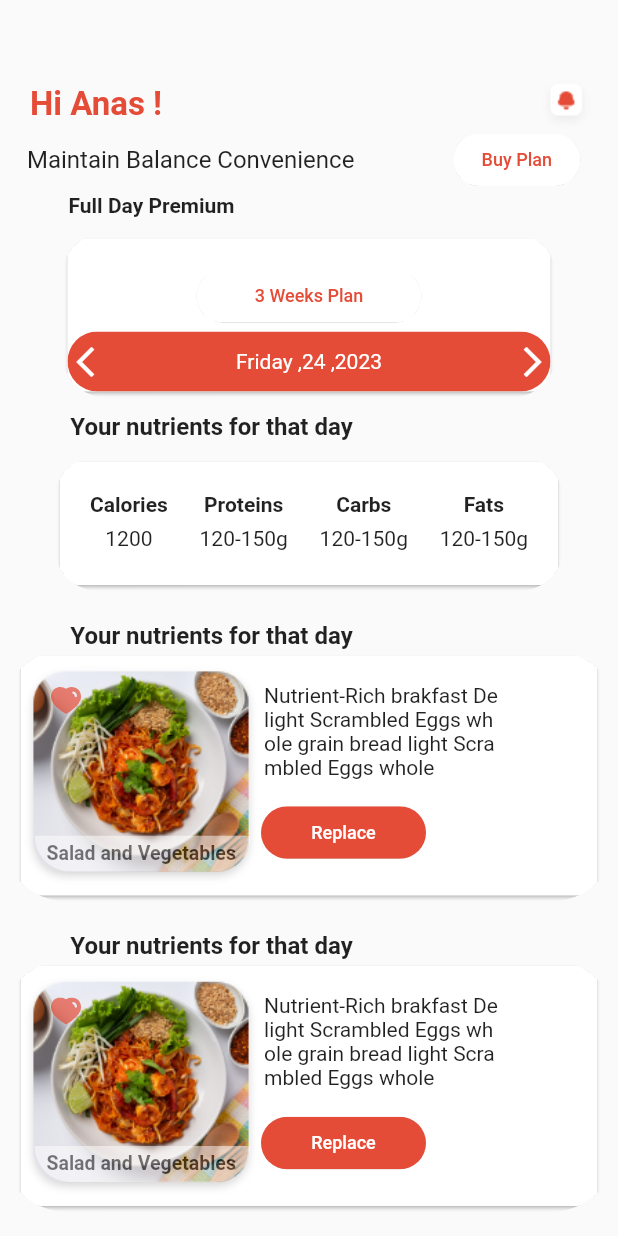
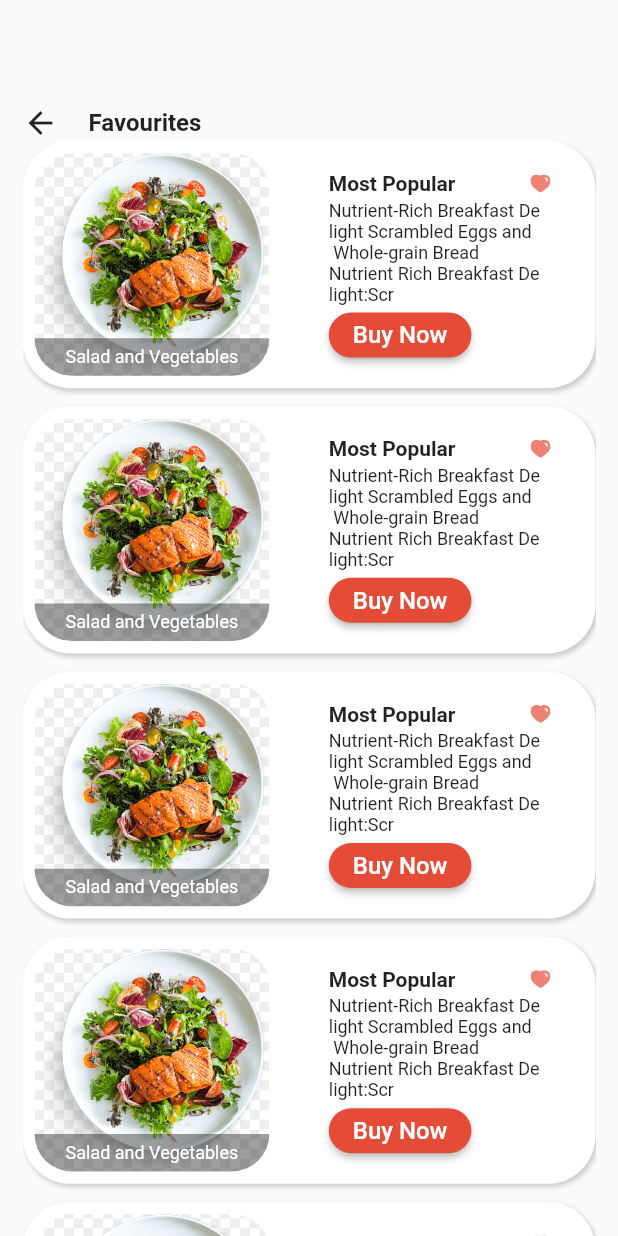
Before and after one commit to MirzaIbtisam/FoodApp, a Flutter app: the screen it shows after launch, on a phone screen of 412 x 824 dp. Run offline on Flutter 3.47's test engine with Material 2 defaults, Android fonts, the phone set to English and light mode, and no system bars; our stand-ins replace country_picker, flutter_svg, get, responsive_framework, smooth_page_indicator.

Commit message:
Favourites screen

```diff
--- /dev/null
+++ b/lib/View/Favourites/Favourites.dart
@@ -0,0 +1,165 @@
+import 'package:flutter/material.dart';
+import 'package:flutter_svg/flutter_svg.dart';
+import 'package:get/get.dart';
+
+class Favourites extends StatefulWidget {
+  const Favourites({Key? key}) : super(key: key);
+
+  @override
+  State<Favourites> createState() => _FavouritesState();
+}
+
+class _FavouritesState extends State<Favourites> {
+  @override
+  Widget build(BuildContext context) {
+    return Scaffold(
+      body: Padding(
+        padding: const EdgeInsets.symmetric(horizontal: 15),
+        child: Column(
+          children: [
+            SizedBox(height: 70),
+            Row(
+              children: [
+                Icon(Icons.arrow_back_outlined),
+                SizedBox(
+                  width: 20,
+                ),
+                Text(
+                  'Favourites',
+                  style: TextStyle(
+                    fontSize: 16,
+                    fontWeight: FontWeight.bold,
+                  ),
+                ),
+              ],
+            ),
+            Expanded(
+              child: ListView.builder(
+                itemCount: 5,
+                shrinkWrap: true,
+                itemBuilder: (BuildContext context, int index) {
+                  return Container(
+                      margin: EdgeInsets.only(bottom: 12),
+                      child: Favourites());
+                },
+              ),
+            ),
+          ],
+        ),
+      ),
+    );
+  }
+
+  Widget Favourites() {
+    return Container(
+      decoration: BoxDecoration(
+        boxShadow: [
+          BoxShadow(
+            color: Colors.grey.withOpacity(0.5), // Shadow color
+            blurRadius: 2, // Blur radius
+            offset: Offset(1.1, 2.1), // Offset of the shadow
+          ),
+        ],
+        borderRadius: BorderRadius.circular(32),
+        color: Colors.white,
+      ),
+      height: Get.height * 0.2000,
+      width: Get.width,
+      child: Padding(
+        padding: const EdgeInsets.only(left: 8, right: 30),
+        child: Row(
+          mainAxisAlignment: MainAxisAlignment.spaceBetween,
+          children: [
+            Container(
+              decoration: BoxDecoration(
+                borderRadius: BorderRadius.circular(24),
+                image: DecorationImage(
+                  image: AssetImage("assets/foods.png"),
+                  fit: BoxFit.cover,
+                ),
+              ),
+              height: Get.height * 0.1800,
+              width: Get.width * 0.38,
+              child: Align(
+                alignment: Alignment.bottomCenter,
+                child: Container(
+                  child: Center(
+                    child: Text(
+                      'Salad and Vegetables',
+                      style: TextStyle(fontSize: 12, color: Colors.white),
+                    ),
+                  ),
+                  decoration: BoxDecoration(
+                    color: Colors.black38,
+                    borderRadius: BorderRadius.only(
+                      bottomLeft: Radius.circular(32),
+                      bottomRight: Radius.circular(32),
+                    ),
+                  ),
+                  height: 25,
+                  width: Get.width,
+                ),
+              ),
+            ),
+            Column(
+              crossAxisAlignment: CrossAxisAlignment.start,
+              mainAxisAlignment: MainAxisAlignment.center,
+              children: [
+                Row(
+                  children: [
+                    Text(
+                      'Most Popular',
+                      style: TextStyle(
+                        fontSize: 14,
+                        fontWeight: FontWeight.bold,
+                      ),
+                    ),
+                    SizedBox(width: 50),
+                    SvgPicture.asset(
+                      'assets/heart.svg',
+                      height: 12,
+                    ),
+                  ],
+                ),
+                SizedBox(
+                  height: 3,
+                ),
+                Text(
+                  'Nutrient-Rich Breakfast De\nlight Scrambled Eggs and\n Whole-grain Bread\nNutrient Rich Breakfast De\nlight:Scr',
+                  textAlign: TextAlign.justify,
+                  style: TextStyle(fontSize: 12),
+                ),
+                SizedBox(
+                  height: 5,
+                ),
+                SizedBox(
+                  height: 30,
+                  child: ElevatedButton(
+                    onPressed: () {
+                      // Add your button's action here
+                    },
+                    style: ElevatedButton.styleFrom(
+                      primary:
+                          Color.fromRGBO(229, 76, 56, 1), // Background color
+                      onPrimary: Colors.white, // Text color
+                      shape: RoundedRectangleBorder(
+                        borderRadius: BorderRadius.circular(30.0),
+                      ),
+                    ),
+                    child: Text(
+                      'Buy Now',
+                      style: TextStyle(
+                        color: Colors.white, // Text color
+                        fontSize: 16,
+                      ),
+                    ),
+                  ),
+                ),
+              ],
+            ),
+          ],
+        ),
+      ),
+    );
+  }
+}
--- a/lib/View/MaintainBalance/maintainbalance.dart
+++ b/lib/View/MaintainBalance/maintainbalance.dart
@@ -1,5 +1,7 @@
 import 'package:flutter/material.dart';
 import 'package:flutter_svg/flutter_svg.dart';
+import 'package:get/get.dart';
+import 'package:get/get_core/src/get_main.dart';
 
 class MaintainBalance extends StatefulWidget {
   const MaintainBalance({Key? key}) : super(key: key);
@@ -143,7 +145,7 @@ class _MaintainBalanceState extends State<MaintainBalance> {
                             Icon(
                               Icons.arrow_forward_ios_outlined,
                               color: Colors.white,
-                            )
+                            ),
                           ],
                         ),
                       ),
@@ -237,135 +239,184 @@ class _MaintainBalanceState extends State<MaintainBalance> {
               ),
             ),
           ),
-          Expanded(
-            child: ListView.builder(
-                itemCount: 2,
-                itemBuilder: (context, index) {
-                  return Column(
+          SizedBox(height: 15),
+          Padding(
+            padding: const EdgeInsets.symmetric(horizontal: 15),
+            child: Column(
+              children: [
+                Align(
+                  alignment: Alignment.topLeft,
+                  child: Text("Your Breakfast for that day",
+                      style: TextStyle(fontSize: 14, color: Colors.black)),
+                ),
+                SizedBox(height: 3),
+                Container(
+                  decoration: BoxDecoration(
+                      color: Colors.black,
+                      borderRadius: BorderRadius.circular(32)),
+                  height: Get.height * 0.1700,
+                  width: Get.width,
+                  child: Row(
                     children: [
-                      Padding(
-                        padding: const EdgeInsets.fromLTRB(0,20,130,0,),
-                        child: Text(
-                          'Your nutrients for that day',
-                          style: TextStyle(
-                              fontSize: 16, fontWeight: FontWeight.bold),
+                      Container(
+                        decoration: BoxDecoration(
+                            color: Colors.red,
+                            borderRadius: BorderRadius.circular(20),
+                            image: DecorationImage(
+                                image: AssetImage(
+                                    "assets/top-view-table-full-delicious-food-composition.png"),
+                                fit: BoxFit.cover)),
+                        height: Get.height * 0.1400,
+                        width: Get.width * 0.4,
+                        child: Stack(
+                          children: [
+                            Padding(
+                              padding: const EdgeInsets.all(12),
+                              child: SvgPicture.asset("assets/heart.svg"),
+                            ),
+                            Align(
+                              alignment: Alignment.bottomCenter,
+                              child: Container(
+                                decoration: BoxDecoration(
+                                    color: Colors.white,
+                                    borderRadius: BorderRadius.only(
+                                        bottomLeft: Radius.circular(32),
+                                        bottomRight: Radius.circular(32))),
+                                height: 25,
+                                width: Get.width,
+                              ),
+                            )
+                          ],
                         ),
                       ),
-                      ClipRRect(
-                        borderRadius: BorderRadius.circular(45),
-                        child: Padding(
-                          padding: const EdgeInsets.fromLTRB(10, 0, 10, 0),
-                          child: Card(
-                            child: Row(
-                              children: [
-                                Stack(
-                                  children: [
-                                    Image.asset(
-                                      'assets/shrimp-pad-thai-white-background.png',
-                                      height: 160,
-                                      width: 160,
-                                    ),
-                                    Padding(
-                                      padding: const EdgeInsets.fromLTRB(
-                                          9, 120, 0, 0),
-                                      child: Opacity(
-                                        child: ClipRRect(
-                                          borderRadius: BorderRadius.only(
-                                            bottomLeft: Radius.circular(
-                                                30.0), // Radius for the bottom-left corner
-                                            bottomRight: Radius.circular(
-                                                30.0), // Radius for the bottom-right corner
-                                          ),
-                                          child: Container(
-                                            child: Padding(
-                                              padding:
-                                                  const EdgeInsets.fromLTRB(
-                                                      8, 4, 0, 0),
-                                              child: Text(
-                                                'Salad and Vegetables',
-                                                style: TextStyle(
-                                                    color: Colors.black,
-                                                    fontWeight: FontWeight.bold,
-                                                    fontSize: 13),
-                                              ),
-                                            ),
-                                            color: Colors.white,
-                                            height: 24,
-                                            width: 144,
-                                          ),
-                                        ),
-                                        opacity: 0.5,
-                                      ),
-                                    ),
-                                    Padding(
-                                      padding: const EdgeInsets.fromLTRB(
-                                        20,
-                                        20,
-                                        0,
-                                        0,
-                                      ),
-                                      child: SvgPicture.asset(
-                                        'assets/heart.svg',
-                                        height: 20,
-                                        width: 20,
-                                      ),
-                                    ),
-                                  ],
-                                ),
-                                Column(
-                                  children: [
-                                    Text(
-                                      'Nutrient-Rich brakfast De\nlight Scrambled Eggs wh\nole grain bread light Scra\nmbled Eggs whole',
-                                      textAlign: TextAlign.justify,
-                                    ),
-                                    SizedBox(
-                                      height: 18,
-                                    ),
-                                    Padding(
-                                      padding: const EdgeInsets.fromLTRB(
-                                          0, 0, 50, 0),
-                                      child: SizedBox(
-                                        height: 35,
-                                        width: 110,
-                                        child: ClipRRect(
-                                          borderRadius:
-                                              BorderRadius.circular(30),
-                                          child: ElevatedButton(
-                                            onPressed: () {
-                                              // Add your button's action here
-                                            },
-                                            style: ElevatedButton.styleFrom(
-                                              primary: Color.fromRGBO(229, 76,
-                                                  56, 1), // Background color
-                                              onPrimary: Color.fromRGBO(
-                                                  229, 76, 56, 1), // Text color
-                                            ),
-                                            child: Text(
-                                              'Replace',
-                                              style: TextStyle(
-                                                color:
-                                                    Colors.white, // Text color
-                                                fontSize: 12,
-                                              ),
-                                            ),
-                                          ),
-                                        ),
-                                      ),
-                                    ),
-                                    SizedBox(
-                                      height: 6,
-                                    ),
-                                  ],
-                                ),
-                              ],
-                            ),
-                          ),
-                        ),
-                      ),
+                      Column(
+                        children: [],
+                      )
                     ],
-                  );
-                }),
-          ),
+                  ),
+                ),
+              ],
+            ),
+          )
+          // ListView.builder(
+          //     itemCount: 2,
+          //     itemBuilder: (context, index) {
+          //       return Padding(
+          //         padding: const EdgeInsets.symmetric(horizontal: 15),
+          //         child: Column(
+          //           children: [
+          //             Align(alignment: Alignment.topLeft,
+          //               child: Text(
+          //                 'Your nutrients for that day',
+          //                 style: TextStyle(
+          //                     fontSize: 16, fontWeight: FontWeight.bold),
+          //               ),
+          //             ),
+          //             ClipRRect(
+          //               borderRadius: BorderRadius.circular(45),
+          //               child: Padding(
+          //                 padding: const EdgeInsets.fromLTRB(10, 0, 10, 0),
+          //                 child: Card(
+          //                   child: Row(
+          //                     children: [
+          //                       Stack(
+          //                         children: [
+          //                           Image.asset(
+          //                             'assets/shrimp-pad-thai-white-background.png',
+          //                             height: 160,
+          //                             width: 160,
+          //                           ),
+          //                           Align(alignment: Alignment.bottomCenter,
+          //                             child: Opacity(
+          //                               child: ClipRRect(
+          //                                 borderRadius: BorderRadius.only(
+          //                                   bottomLeft: Radius.circular(
+          //                                       30.0), // Radius for the bottom-left corner
+          //                                   bottomRight: Radius.circular(
+          //                                       30.0), // Radius for the bottom-right corner
+          //                                 ),
+          //                                 child: Container(
+          //                                   child: Padding(
+          //                                     padding:
+          //                                         const EdgeInsets.fromLTRB(
+          //                                             8, 4, 0, 0),
+          //                                     child: Text(
+          //                                       'Salad and Vegetables',
+          //                                       style: TextStyle(
+          //                                           color: Colors.black,
+          //                                           fontWeight: FontWeight.bold,
+          //                                           fontSize: 13),
+          //                                     ),
+          //                                   ),
+          //                                   color: Colors.white,
+          //                                   height: 24,
+          //                                   width: 144,
+          //                                 ),
+          //                               ),
+          //                               opacity: 0.5,
+          //                             ),
+          //                           ),
+          //                           SvgPicture.asset(
+          //                             'assets/heart.svg',
+          //                             height: 20,
+          //                             width: 20,
+          //                           ),
+          //                         ],
+          //                       ),
+          //                       Column(
+          //                         children: [
+          //                           Text(
+          //                             'Nutrient-Rich brakfast De\nlight Scrambled Eggs wh\nole grain bread light Scra\nmbled Eggs whole',
+          //                             textAlign: TextAlign.justify,
+          //                           ),
+          //                           SizedBox(
+          //                             height: 18,
+          //                           ),
+          //                           Padding(
+          //                             padding: const EdgeInsets.fromLTRB(
+          //                                 0, 0, 50, 0),
+          //                             child: SizedBox(
+          //                               height: 35,
+          //                               width: 110,
+          //                               child: ClipRRect(
+          //                                 borderRadius:
+          //                                     BorderRadius.circular(30),
+          //                                 child: ElevatedButton(
+          //                                   onPressed: () {
+          //                                     // Add your button's action here
+          //                                   },
+          //                                   style: ElevatedButton.styleFrom(
+          //                                     primary: Color.fromRGBO(229, 76,
+          //                                         56, 1), // Background color
+          //                                     onPrimary: Color.fromRGBO(
+          //                                         229, 76, 56, 1), // Text color
+          //                                   ),
+          //                                   child: Text(
+          //                                     'Replace',
+          //                                     style: TextStyle(
+          //                                       color:
+          //                                           Colors.white, // Text color
+          //                                       fontSize: 12,
+          //                                     ),
+          //                                   ),
+          //                                 ),
+          //                               ),
+          //                             ),
+          //                           ),
+          //                           SizedBox(
+          //                             height: 6,
+          //                           ),
+          //                         ],
+          //                       ),
+          //                     ],
+          //                   ),
+          //                 ),
+          //               ),
+          //             ),
+          //           ],
+          //         ),
+          //       );
+          //     }),
         ],
       ),
     );
--- a/lib/main.dart
+++ b/lib/main.dart
@@ -1,4 +1,5 @@
 import 'package:flutter/material.dart';
+import 'package:food_app_getx/View/Favourites/Favourites.dart';
 import 'package:food_app_getx/View/MainScreen/mainscreen.dart';
 import 'package:food_app_getx/View/MaintainBalance/maintainbalance.dart';
 import 'package:food_app_getx/View/MaintainBalanceSecondScreen/MaintainBalanceSecondScreen.dart';
@@ -35,7 +36,7 @@ class MyApp extends StatelessWidget {
         ],
       ),
       debugShowCheckedModeBanner: false,
-      home:MaintainBalance(),
+      home:Favourites(),
     );
   }
 }
```
Also changed, not shown: assets/foods.png (added), assets/monika-grabkowska-pCxJvSeSB5A-unsplash.png (added).
